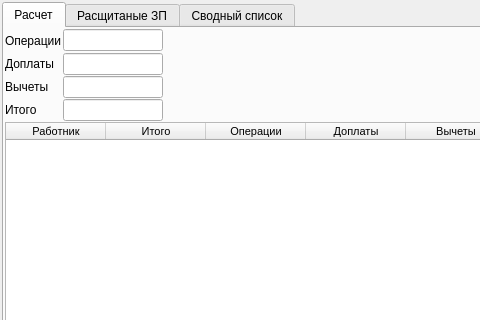
Before: the Qt Designer form ui/salary_work.ui in Meller008/CRM-Avi, drawn with Qt 5; both pictures show x 0 to 480 and y 0 to 320 of the 771 by 551 pixel window.
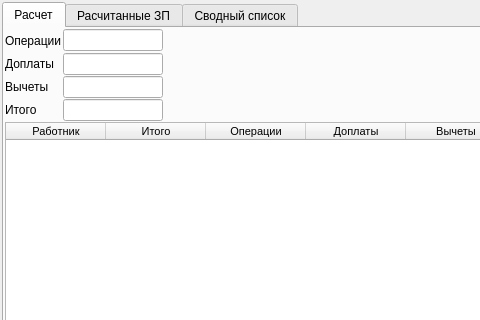
After: the same form once the commit is applied.

What changed in the file:
```diff
--- a/ui/salary_work.ui
+++ b/ui/salary_work.ui
@@ -240,7 +240,7 @@
      </widget>
      <widget class="QWidget" name="tab_2">
       <attribute name="title">
-       <string>Расщитаные ЗП</string>
+       <string>Расчитанные ЗП</string>
       </attribute>
       <layout class="QGridLayout" name="gridLayout_5">
        <property name="leftMargin">
```
